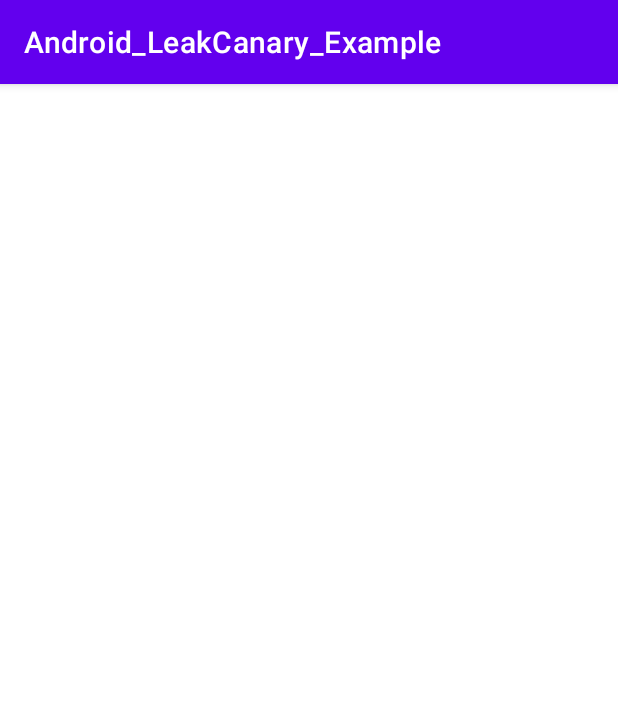
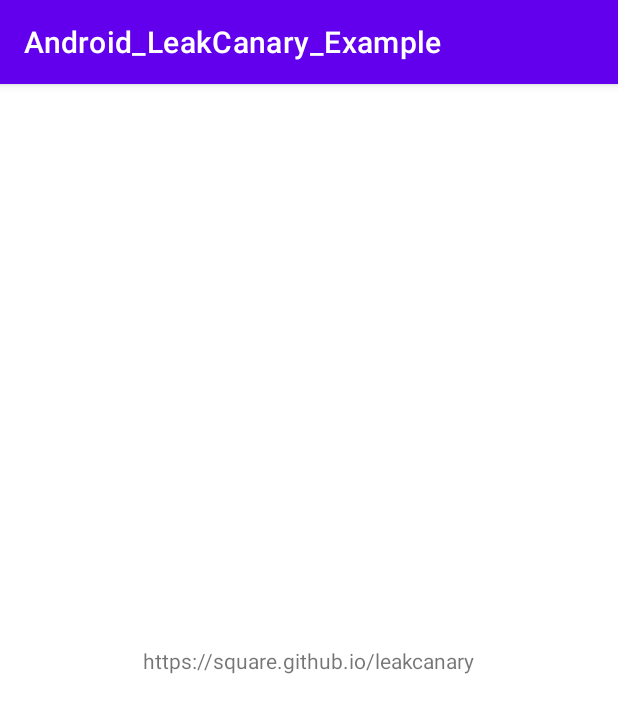
Before and after one commit to wycj2009/Android_LeakCanary_Example, an Android app: the SubActivity screen opened directly, with no data from a screen before it, on a phone screen of 412 x 824 dp. Shown: the top 713 px of the screen. Run offline under Robolectric (Android 15) with nearby library versions, the phone set to English and light mode, and no system bars; our stand-ins replace data binding.

Commit message:
Initial commit

```diff
--- a/app/src/main/res/layout/activity_sub.xml
+++ b/app/src/main/res/layout/activity_sub.xml
@@ -1,9 +1,22 @@
 <?xml version="1.0" encoding="utf-8"?>
-<androidx.constraintlayout.widget.ConstraintLayout xmlns:android="http://schemas.android.com/apk/res/android"
+<layout xmlns:android="http://schemas.android.com/apk/res/android"
     xmlns:app="http://schemas.android.com/apk/res-auto"
-    xmlns:tools="http://schemas.android.com/tools"
-    android:layout_width="match_parent"
-    android:layout_height="match_parent"
-    tools:context=".SubActivity">
+    xmlns:tools="http://schemas.android.com/tools">
 
-</androidx.constraintlayout.widget.ConstraintLayout>
+    <data />
+
+    <androidx.constraintlayout.widget.ConstraintLayout
+        android:layout_width="match_parent"
+        android:layout_height="match_parent"
+        tools:context=".SubActivity">
+
+        <TextView
+            android:layout_width="wrap_content"
+            android:layout_height="wrap_content"
+            android:text="https://square.github.io/leakcanary"
+            app:layout_constraintBottom_toBottomOf="parent"
+            app:layout_constraintEnd_toEndOf="parent"
+            app:layout_constraintStart_toStartOf="parent"
+            app:layout_constraintTop_toTopOf="parent" />
+    </androidx.constraintlayout.widget.ConstraintLayout>
+</layout>
```
